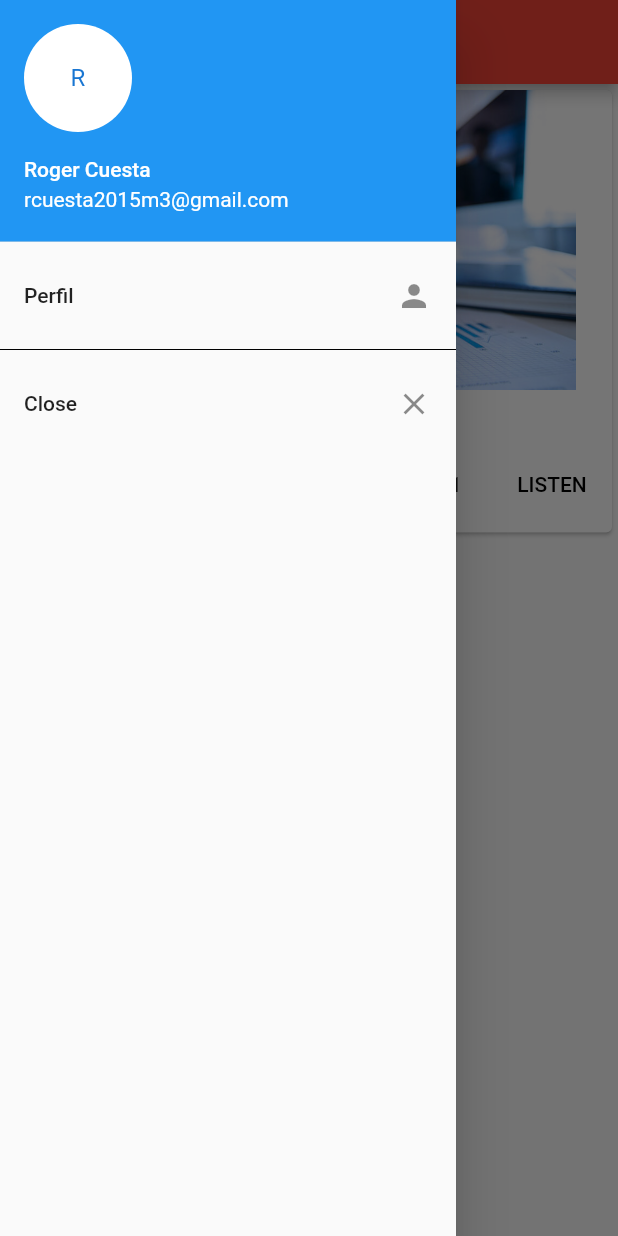
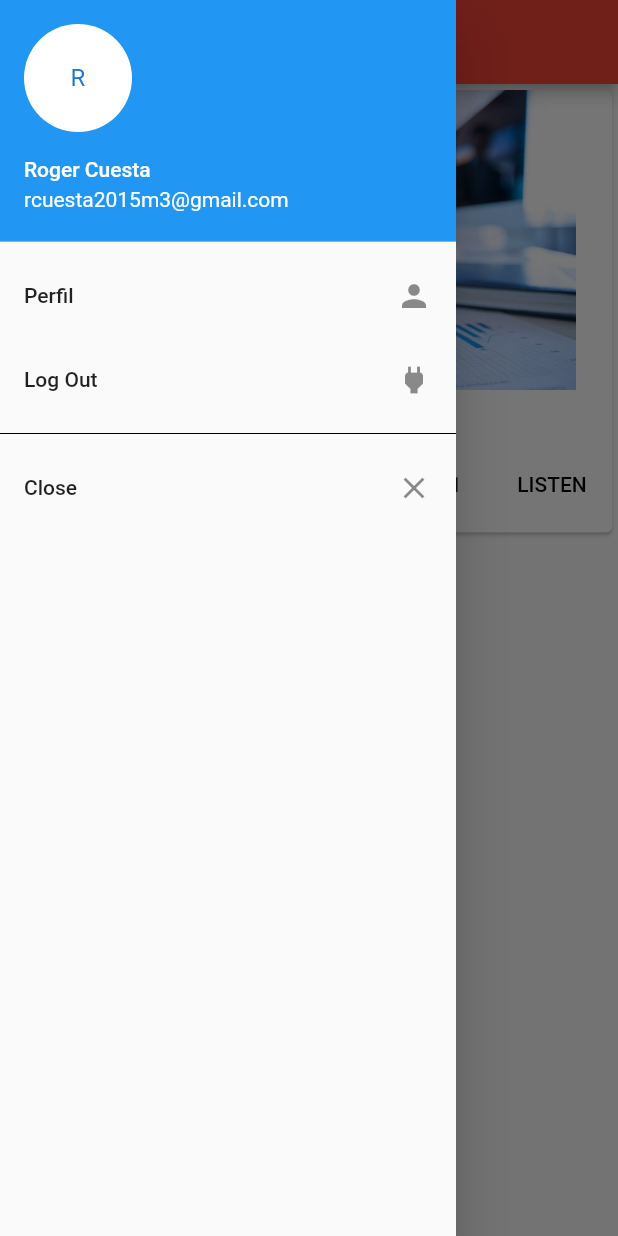
Before and after one commit to RogerCuesta/startapp, a Flutter app: the MyHomePage screen opened directly, with the side drawer open, on a phone screen of 412 x 824 dp. Run offline on Flutter 3.47's test engine with Material 2 defaults, Android fonts, the phone set to English and light mode, and no system bars.

Commit message:
pequeño cambio

```diff
--- a/lib/home.dart
+++ b/lib/home.dart
@@ -38,6 +38,11 @@ class MyHomePage extends StatelessWidget {
             title: new Text("Perfil" ),
             trailing: new Icon(Icons.person),
             onTap: () => Navigator.of(context).pushNamed("/a"),
+         ),
+         new ListTile(
+            title: new Text("Log Out" ),
+            trailing: new Icon(Icons.power),
+            onTap: () => Navigator.of(context).pushNamed("/login"),
          ),
          new Divider(color: Colors.black ),
             new ListTile(
```
